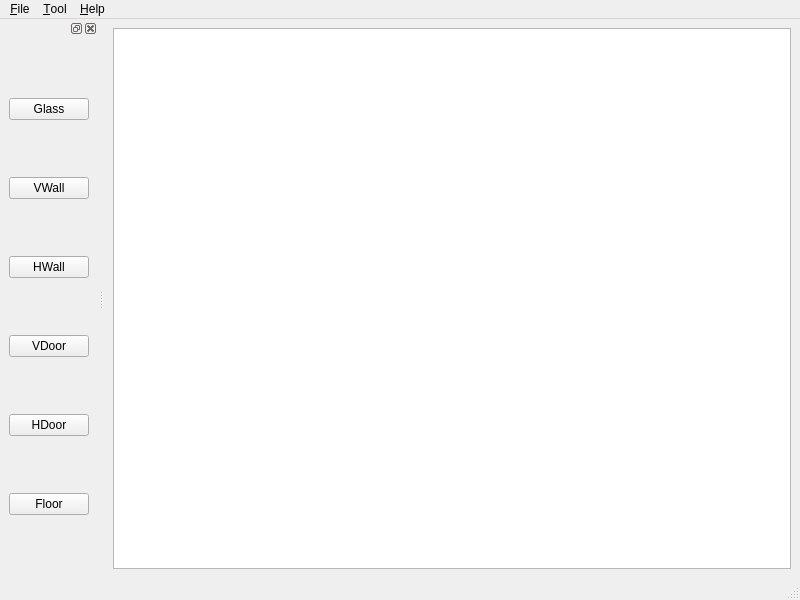
Above: funcatching/mapeditor.ui from rightlorg/funcatching before the change. Below: the same form after it.
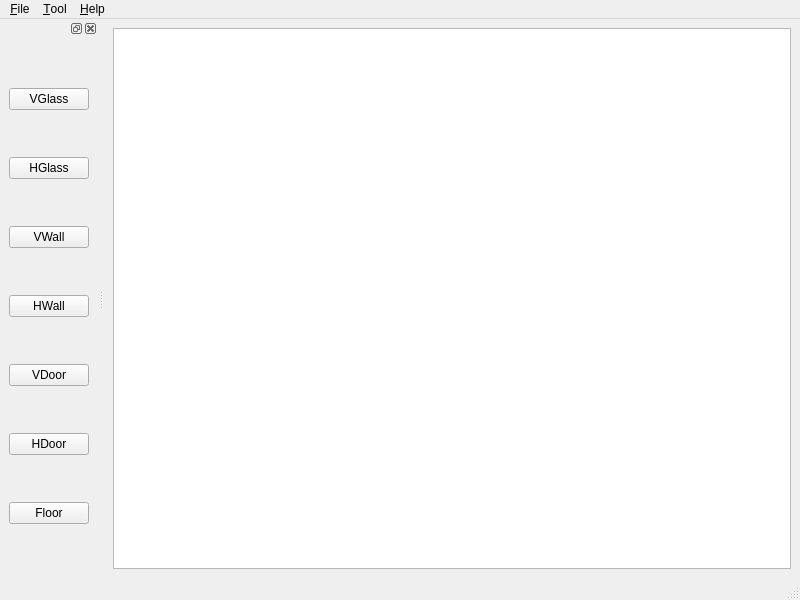
That is the form after the change.

```diff
--- a/funcatching/mapeditor.ui
+++ b/funcatching/mapeditor.ui
@@ -73,7 +73,14 @@
      <item>
       <widget class="QPushButton" name="Glass">
        <property name="text">
-        <string>Glass</string>
+        <string>VGlass</string>
+       </property>
+      </widget>
+     </item>
+     <item>
+      <widget class="QPushButton" name="HGlass">
+       <property name="text">
+        <string>HGlass</string>
        </property>
       </widget>
      </item>
```
Left out of the diff: 33 changed lines with no effect on the pictures.
